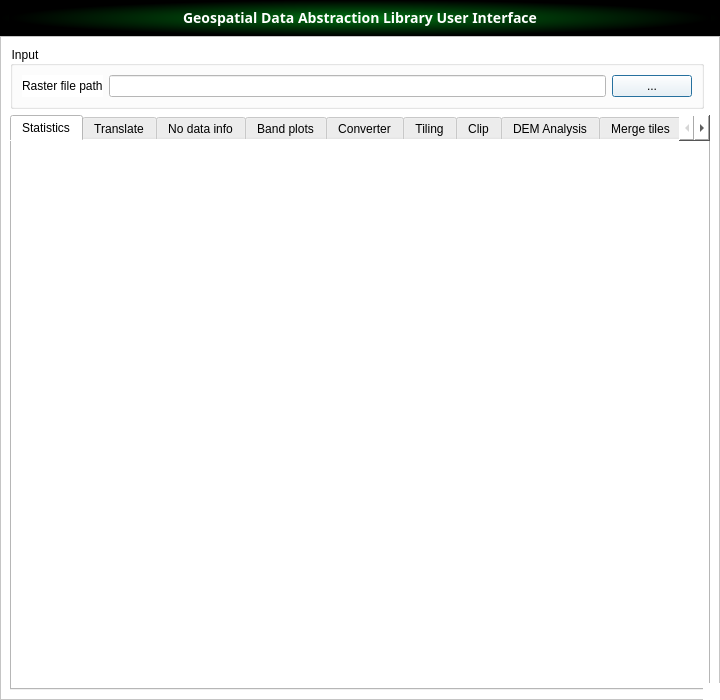
Old version of the form UI/main_window.ui in the repository eryk918/GDAL_UI.
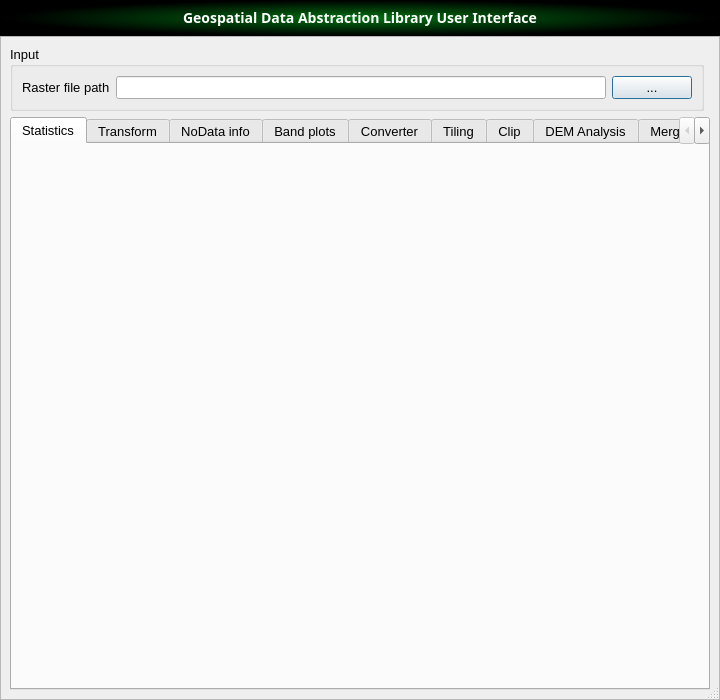
New version of the form. Icons and pictures are not drawn.

Commit message: dialog quick fix

Patch:
```diff
--- a/UI/main_window.ui
+++ b/UI/main_window.ui
@@ -48,15 +48,7 @@
     <normaloff>../images/icon.ico</normaloff>../images/icon.ico</iconset>
   </property>
   <property name="styleSheet">
-   <string notr="true">QComboBox {
-	color: rgb(0,0,0);
-}
-* {
-	background-color: rgb(255, 255, 255);
-    font: 10pt &quot;Segoe UI&quot;; 
-}
-
-</string>
+   <string notr="true"/>
   </property>
   <property name="sizeGripEnabled">
    <bool>true</bool>
@@ -171,12 +163,12 @@
         </widget>
         <widget class="QWidget" name="translate">
          <attribute name="title">
-          <string>Translate</string>
+          <string>Transform</string>
          </attribute>
         </widget>
         <widget class="QWidget" name="tab_3">
          <attribute name="title">
-          <string>No data info</string>
+          <string>NoData info</string>
          </attribute>
         </widget>
         <widget class="QWidget" name="tab_4">
```
Left out of the diff: 21 changed lines with no effect on the pictures. The commit also changes 2 other files.
